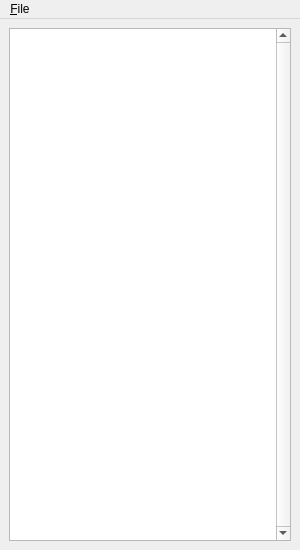
Qt form branches/trunk/GoldBug-UI/spot-on-statisticswindow.ui (textbrowser/spot-on) before a commit.
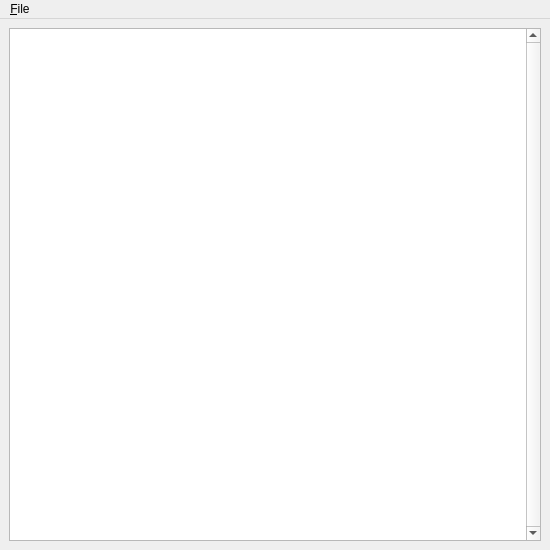
The same form after that commit. Icons and pictures are not drawn.

What changed in the file:
```diff
--- a/branches/trunk/GoldBug-UI/spot-on-statisticswindow.ui
+++ b/branches/trunk/GoldBug-UI/spot-on-statisticswindow.ui
@@ -6,7 +6,7 @@
    <rect>
     <x>0</x>
     <y>0</y>
-    <width>300</width>
+    <width>550</width>
     <height>550</height>
    </rect>
   </property>
@@ -48,7 +48,7 @@
     <rect>
      <x>0</x>
      <y>0</y>
-     <width>300</width>
+     <width>550</width>
      <height>27</height>
     </rect>
    </property>
```
Left out of the diff: 2 changed lines with no effect on the pictures.
